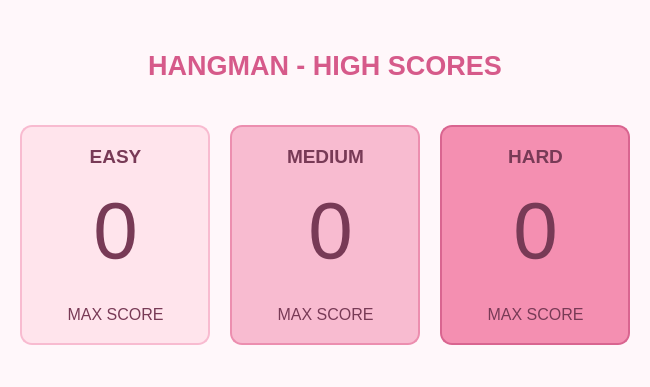
Before: the Qt Designer form maxscoregiaodien.ui in thytbk26406-wq/HANGMAN, drawn with Qt 5.
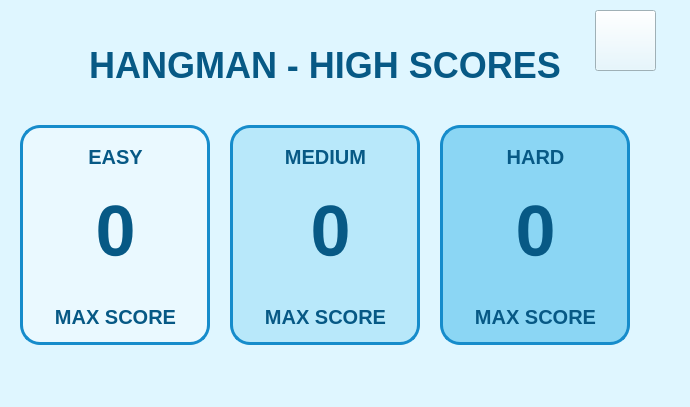
After: the same form once the commit is applied. Icons and pictures are not drawn.

Diff of the .ui file:
```diff
--- a/maxscoregiaodien.ui
+++ b/maxscoregiaodien.ui
@@ -6,15 +6,15 @@
    <rect>
     <x>0</x>
     <y>0</y>
-    <width>650</width>
-    <height>387</height>
+    <width>690</width>
+    <height>407</height>
    </rect>
   </property>
   <property name="windowTitle">
    <string>Hangman - High Scores</string>
   </property>
   <property name="styleSheet">
-   <string notr="true">background-color: #FFF7FA;</string>
+   <string notr="true">background-color: #DFF6FF;</string>
   </property>
   <widget class="QLabel" name="lbl_ScoresTitile">
    <property name="geometry">
@@ -27,14 +27,16 @@
    </property>
    <property name="font">
     <font>
-     <pointsize>20</pointsize>
+     <pointsize>-1</pointsize>
      <weight>75</weight>
      <bold>true</bold>
     </font>
    </property>
    <property name="styleSheet">
-    <string notr="true">color: #D65A8A;
-background-color: transparent;
+    <string notr="true">color: #075985;
+font-size: 36px;
+font-weight: bold;
+background: transparent;
 border: none;</string>
    </property>
    <property name="text">
@@ -54,9 +56,9 @@
     </rect>
    </property>
    <property name="styleSheet">
-    <string notr="true">background-color: #FFE4EC;
-border: 2px solid #F8BBD0;
-border-radius: 12px;</string>
+    <string notr="true">background-color: #EAF9FF;
+border: 3px solid #168CCB;
+border-radius: 20px;</string>
    </property>
    <property name="frameShape">
     <enum>QFrame::StyledPanel</enum>
@@ -75,14 +77,16 @@
     </property>
     <property name="font">
      <font>
-      <pointsize>14</pointsize>
+      <pointsize>-1</pointsize>
       <weight>75</weight>
       <bold>true</bold>
      </font>
     </property>
     <property name="styleSheet">
-     <string notr="true">background-color: transparent;
-color: #783A56;
+     <string notr="true">color: #075985;
+font-size: 20px;
+font-weight: bold;
+background: transparent;
 border: none;</string>
     </property>
     <property name="text">
@@ -95,22 +99,24 @@
    <widget class="QLabel" name="lbl_MaxETitle">
     <property name="geometry">
      <rect>
-      <x>40</x>
+      <x>20</x>
       <y>180</y>
-      <width>111</width>
+      <width>151</width>
       <height>21</height>
      </rect>
     </property>
     <property name="font">
      <font>
-      <pointsize>12</pointsize>
-      <weight>50</weight>
-      <bold>false</bold>
+      <pointsize>-1</pointsize>
+      <weight>75</weight>
+      <bold>true</bold>
      </font>
     </property>
     <property name="styleSheet">
-     <string notr="true">background-color: transparent;
-color: #783A56;
+     <string notr="true">color: #075985;
+font-size: 20px;
+font-weight: bold;
+background: transparent;
 border: none;</string>
     </property>
     <property name="text">
@@ -131,19 +137,16 @@
     </property>
     <property name="font">
      <font>
-      <pointsize>60</pointsize>
-      <weight>50</weight>
-      <italic>false</italic>
-      <bold>false</bold>
-      <underline>false</underline>
-      <strikeout>false</strikeout>
-      <stylestrategy>PreferDefault</stylestrategy>
-      <kerning>false</kerning>
+      <pointsize>-1</pointsize>
+      <weight>75</weight>
+      <bold>true</bold>
      </font>
     </property>
     <property name="styleSheet">
-     <string notr="true">background-color: transparent;
-color: #783A56;
+     <string notr="true">color: #075985;
+font-size: 72px;
+font-weight: bold;
+background: transparent;
 border: none;</string>
     </property>
     <property name="text">
@@ -164,9 +167,9 @@
     </rect>
    </property>
    <property name="styleSheet">
-    <string notr="true">background-color: #F8BBD0;
-border: 2px solid #EC8EAF;
-border-radius: 12px;</string>
+    <string notr="true">background-color: #B8E8FA;
+border: 3px solid #168CCB;
+border-radius: 20px;</string>
    </property>
    <property name="frameShape">
     <enum>QFrame::StyledPanel</enum>
@@ -185,14 +188,16 @@
     </property>
     <property name="font">
      <font>
-      <pointsize>14</pointsize>
+      <pointsize>-1</pointsize>
       <weight>75</weight>
       <bold>true</bold>
      </font>
     </property>
     <property name="styleSheet">
-     <string notr="true">background-color: transparent;
-color: #783A56;
+     <string notr="true">color: #075985;
+font-size: 20px;
+font-weight: bold;
+background: transparent;
 border: none;</string>
     </property>
     <property name="text">
@@ -205,22 +210,24 @@
    <widget class="QLabel" name="lbl_MaxMTitile">
     <property name="geometry">
      <rect>
-      <x>40</x>
+      <x>30</x>
       <y>180</y>
-      <width>111</width>
+      <width>131</width>
       <height>21</height>
      </rect>
     </property>
     <property name="font">
      <font>
-      <pointsize>12</pointsize>
-      <weight>50</weight>
-      <bold>false</bold>
+      <pointsize>-1</pointsize>
+      <weight>75</weight>
+      <bold>true</bold>
      </font>
     </property>
     <property name="styleSheet">
-     <string notr="true">background-color: transparent;
-color: #783A56;
+     <string notr="true">color: #075985;
+font-size: 20px;
+font-weight: bold;
+background: transparent;
 border: none;</string>
     </property>
     <property name="text">
@@ -241,19 +248,16 @@
     </property>
     <property name="font">
      <font>
-      <pointsize>60</pointsize>
-      <weight>50</weight>
-      <italic>false</italic>
-      <bold>false</bold>
-      <underline>false</underline>
-      <strikeout>false</strikeout>
-      <stylestrategy>PreferDefault</stylestrategy>
-      <kerning>false</kerning>
+      <pointsize>-1</pointsize>
+      <weight>75</weight>
+      <bold>true</bold>
      </font>
     </property>
     <property name="styleSheet">
-     <string notr="true">background-color: transparent;
-color: #783A56;
+     <string notr="true">color: #075985;
+font-size: 72px;
+font-weight: bold;
+background: transparent;
 border: none;</string>
     </property>
     <property name="text">
@@ -274,10 +278,9 @@
     </rect>
    </property>
    <property name="styleSheet">
-    <string notr="true">
-background-color: #F48FB1;
-border: 2px solid #D96590;
-border-radius: 12px;</string>
+    <string notr="true">background-color: #8BD6F4;
+border: 3px solid #168CCB;
+border-radius: 20px;</string>
    </property>
    <property name="frameShape">
     <enum>QFrame::StyledPanel</enum>
@@ -296,14 +299,16 @@
     </property>
     <property name="font">
      <font>
-      <pointsize>14</pointsize>
+      <pointsize>-1</pointsize>
       <weight>75</weight>
       <bold>true</bold>
      </font>
     </property>
     <property name="styleSheet">
-     <string notr="true">background-color: transparent;
-color: #783A56;
+     <string notr="true">color: #075985;
+font-size: 20px;
+font-weight: bold;
+background: transparent;
 border: none;</string>
     </property>
     <property name="text">
@@ -316,22 +321,24 @@
    <widget class="QLabel" name="lbl_MaxHTitile">
     <property name="geometry">
      <rect>
-      <x>40</x>
+      <x>30</x>
       <y>180</y>
-      <width>111</width>
+      <width>131</width>
       <height>21</height>
      </rect>
     </property>
     <property name="font">
      <font>
-      <pointsize>12</pointsize>
-      <weight>50</weight>
-      <bold>false</bold>
+      <pointsize>-1</pointsize>
+      <weight>75</weight>
+      <bold>true</bold>
      </font>
     </property>
     <property name="styleSheet">
-     <string notr="true">background-color: transparent;
-color: #783A56;
+     <string notr="true">color: #075985;
+font-size: 20px;
+font-weight: bold;
+background: transparent;
 border: none;</string>
     </property>
     <property name="text">
@@ -352,19 +359,16 @@
     </property>
     <property name="font">
      <font>
-      <pointsize>60</pointsize>
-      <weight>50</weight>
-      <italic>false</italic>
-      <bold>false</bold>
-      <underline>false</underline>
-      <strikeout>false</strikeout>
-      <stylestrategy>PreferDefault</stylestrategy>
-      <kerning>false</kerning>
+      <pointsize>-1</pointsize>
+      <weight>75</weight>
+      <bold>true</bold>
      </font>
     </property>
     <property name="styleSheet">
-     <string notr="true">background-color: transparent;
-color: #783A56;
+     <string notr="true">color: #075985;
+font-size: 72px;
+font-weight: bold;
+background: transparent;
 border: none;</string>
     </property>
     <property name="text">
@@ -375,6 +379,29 @@
     </property>
    </widget>
   </widget>
+  <widget class="QPushButton" name="btnBack">
+   <property name="geometry">
+    <rect>
+     <x>595</x>
+     <y>10</y>
+     <width>61</width>
+     <height>61</height>
+    </rect>
+   </property>
+   <property name="text">
+    <string/>
+   </property>
+   <property name="icon">
+    <iconset>
+     <normaloff>../../Pictures/Screenshots/Ảnh chụp màn hình 2026-11-01 105902.png</normaloff>../../Pictures/Screenshots/Ảnh chụp màn hình 2026-11-01 105902.png</iconset>
+   </property>
+   <property name="iconSize">
+    <size>
+     <width>48</width>
+     <height>48</height>
+    </size>
+   </property>
+  </widget>
  </widget>
  <resources/>
  <connections/>
```
